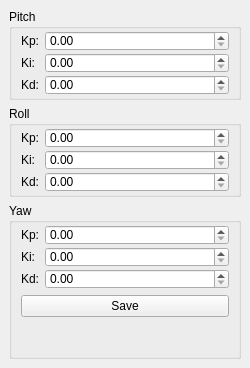
This is src/ui/PIDBox.ui in marc-j/QIHMControl as Qt 5 draws it before an edit. The edited form follows.
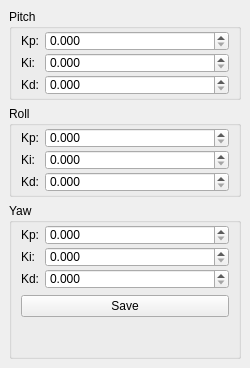
This is the edited form. Icons and pictures are not drawn.

Diff of the .ui file:
```diff
--- a/src/ui/PIDBox.ui
+++ b/src/ui/PIDBox.ui
@@ -12,7 +12,7 @@
   </property>
   <property name="minimumSize">
    <size>
-    <width>143</width>
+    <width>151</width>
     <height>360</height>
    </size>
   </property>
@@ -79,6 +79,9 @@
                <height>20</height>
               </size>
              </property>
+             <property name="decimals">
+              <number>3</number>
+             </property>
              <property name="singleStep">
               <double>0.010000000000000</double>
              </property>
@@ -105,6 +108,9 @@
                <height>20</height>
               </size>
              </property>
+             <property name="decimals">
+              <number>3</number>
+             </property>
              <property name="singleStep">
               <double>0.010000000000000</double>
              </property>
@@ -131,6 +137,9 @@
                <height>20</height>
               </size>
              </property>
+             <property name="decimals">
+              <number>3</number>
+             </property>
              <property name="singleStep">
               <double>0.010000000000000</double>
              </property>
@@ -205,6 +214,9 @@
                <height>20</height>
               </size>
              </property>
+             <property name="decimals">
+              <number>3</number>
+             </property>
              <property name="singleStep">
               <double>0.010000000000000</double>
              </property>
@@ -224,6 +236,9 @@
                <height>20</height>
               </size>
              </property>
+             <property name="decimals">
+              <number>3</number>
+             </property>
              <property name="singleStep">
               <double>0.010000000000000</double>
              </property>
@@ -243,6 +258,9 @@
                <height>20</height>
               </size>
              </property>
+             <property name="decimals">
+              <number>3</number>
+             </property>
              <property name="singleStep">
               <double>0.010000000000000</double>
              </property>
@@ -334,6 +352,9 @@
                <height>20</height>
               </size>
              </property>
+             <property name="decimals">
+              <number>3</number>
+             </property>
              <property name="singleStep">
               <double>0.010000000000000</double>
              </property>
@@ -353,6 +374,9 @@
                <height>20</height>
               </size>
              </property>
+             <property name="decimals">
+              <number>3</number>
+             </property>
              <property name="singleStep">
               <double>0.010000000000000</double>
              </property>
@@ -375,6 +399,9 @@
              <property name="prefix">
               <string/>
              </property>
+             <property name="decimals">
+              <number>3</number>
+             </property>
              <property name="singleStep">
               <double>0.010000000000000</double>
              </property>
```
Left out of the diff: 4 changed lines with no effect on the pictures.
